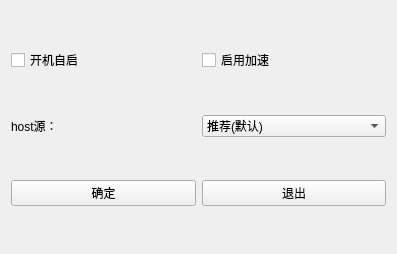
This is mainwindow.ui in baiwulin/GitHub-hosts as Qt 5 draws it before an edit. The edited form follows.
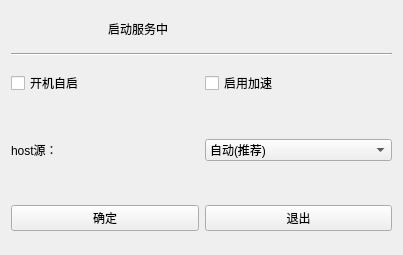
This is the edited form. Icons and pictures are not drawn.

```diff
--- a/mainwindow.ui
+++ b/mainwindow.ui
@@ -6,23 +6,31 @@
    <rect>
     <x>0</x>
     <y>0</y>
-    <width>397</width>
-    <height>254</height>
+    <width>403</width>
+    <height>255</height>
    </rect>
   </property>
+  <property name="sizePolicy">
+   <sizepolicy hsizetype="Fixed" vsizetype="Fixed">
+    <horstretch>0</horstretch>
+    <verstretch>0</verstretch>
+   </sizepolicy>
+  </property>
+  <property name="mouseTracking">
+   <bool>false</bool>
+  </property>
   <property name="windowTitle">
    <string>MainWindow</string>
   </property>
+  <property name="autoFillBackground">
+   <bool>false</bool>
+  </property>
+  <property name="toolButtonStyle">
+   <enum>Qt::ToolButtonTextOnly</enum>
+  </property>
   <widget class="QWidget" name="centralWidget">
-   <layout class="QGridLayout" name="gridLayout">
-    <item row="1" column="0">
-     <widget class="QLabel" name="label">
-      <property name="text">
-       <string>host源：</string>
-      </property>
-     </widget>
-    </item>
-    <item row="2" column="0">
+   <layout class="QGridLayout" name="gridLayout" rowstretch="1,0,0,0,0,0,0,0">
+    <item row="7" column="0" colspan="2">
      <widget class="QPushButton" name="pushButton_sure">
       <property name="cursor">
        <cursorShape>ArrowCursor</cursorShape>
@@ -32,48 +40,142 @@
       </property>
      </widget>
     </item>
-    <item row="2" column="1">
-     <widget class="QPushButton" name="pushButton_cancel">
-      <property name="cursor">
-       <cursorShape>ArrowCursor</cursorShape>
+    <item row="4" column="2">
+     <widget class="QLabel" name="label_7">
+      <property name="text">
+       <string/>
       </property>
-      <property name="styleSheet">
-       <string notr="true"/>
+     </widget>
+    </item>
+    <item row="3" column="0">
+     <widget class="QCheckBox" name="checkBox">
+      <property name="text">
+       <string>开机自启</string>
       </property>
+     </widget>
+    </item>
+    <item row="3" column="2">
+     <widget class="QCheckBox" name="checkBox_2">
       <property name="text">
-       <string>退出</string>
+       <string>启用加速</string>
       </property>
-      <property name="default">
-       <bool>false</bool>
+     </widget>
+    </item>
+    <item row="5" column="0" colspan="2">
+     <widget class="QLabel" name="label">
+      <property name="text">
+       <string>host源：</string>
       </property>
-      <property name="flat">
-       <bool>false</bool>
-      </property>
      </widget>
     </item>
-    <item row="1" column="1">
+    <item row="5" column="2" colspan="2">
      <widget class="QComboBox" name="comboBox">
       <property name="enabled">
        <bool>true</bool>
       </property>
       <item>
        <property name="text">
-        <string>推荐(默认)</string>
+        <string>自动(推荐)</string>
        </property>
       </item>
      </widget>
     </item>
     <item row="0" column="0">
-     <widget class="QCheckBox" name="checkBox">
+     <widget class="QLabel" name="label_2">
+      <property name="sizePolicy">
+       <sizepolicy hsizetype="Preferred" vsizetype="Fixed">
+        <horstretch>0</horstretch>
+        <verstretch>0</verstretch>
+       </sizepolicy>
+      </property>
       <property name="text">
-       <string>开机自启</string>
+       <string/>
+      </property>
+      <property name="pixmap">
+       <pixmap resource="icon.qrc">:/new/prefix1/icon/blue.ico</pixmap>
+      </property>
+     </widget>
+    </item>
+    <item row="7" column="2" colspan="2">
+     <widget class="QPushButton" name="pushButton_cancel">
+      <property name="cursor">
+       <cursorShape>ArrowCursor</cursorShape>
+      </property>
+      <property name="styleSheet">
+       <string notr="true"/>
+      </property>
+      <property name="text">
+       <string>退出</string>
+      </property>
+      <property name="default">
+       <bool>false</bool>
+      </property>
+      <property name="flat">
+       <bool>false</bool>
+      </property>
+     </widget>
+    </item>
+    <item row="0" column="3">
+     <widget class="QLabel" name="label_3">
+      <property name="layoutDirection">
+       <enum>Qt::LeftToRight</enum>
+      </property>
+      <property name="text">
+       <string/>
       </property>
      </widget>
     </item>
     <item row="0" column="1">
-     <widget class="QCheckBox" name="checkBox_2">
+     <widget class="QLabel" name="label_5">
       <property name="text">
-       <string>启用加速</string>
+       <string>启动服务中</string>
+      </property>
+     </widget>
+    </item>
+    <item row="0" column="2">
+     <widget class="QLabel" name="label_4">
+      <property name="text">
+       <string/>
+      </property>
+     </widget>
+    </item>
+    <item row="1" column="0" colspan="4">
+     <widget class="Line" name="line">
+      <property name="orientation">
+       <enum>Qt::Horizontal</enum>
+      </property>
+     </widget>
+    </item>
+    <item row="4" column="0">
+     <widget class="QLabel" name="label_6">
+      <property name="sizePolicy">
+       <sizepolicy hsizetype="Preferred" vsizetype="Maximum">
+        <horstretch>0</horstretch>
+        <verstretch>0</verstretch>
+       </sizepolicy>
+      </property>
+      <property name="text">
+       <string/>
+      </property>
+     </widget>
+    </item>
+    <item row="6" column="0">
+     <widget class="QLabel" name="label_8">
+      <property name="sizePolicy">
+       <sizepolicy hsizetype="Preferred" vsizetype="Fixed">
+        <horstretch>0</horstretch>
+        <verstretch>0</verstretch>
+       </sizepolicy>
+      </property>
+      <property name="text">
+       <string/>
+      </property>
+     </widget>
+    </item>
+    <item row="6" column="2">
+     <widget class="QLabel" name="label_9">
+      <property name="text">
+       <string/>
       </property>
      </widget>
     </item>
```
Left out of the diff: 6 changed lines with no effect on the pictures.
